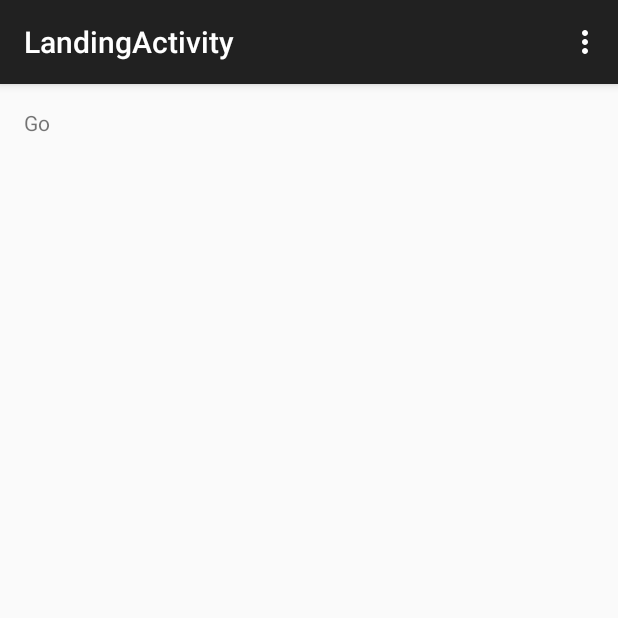
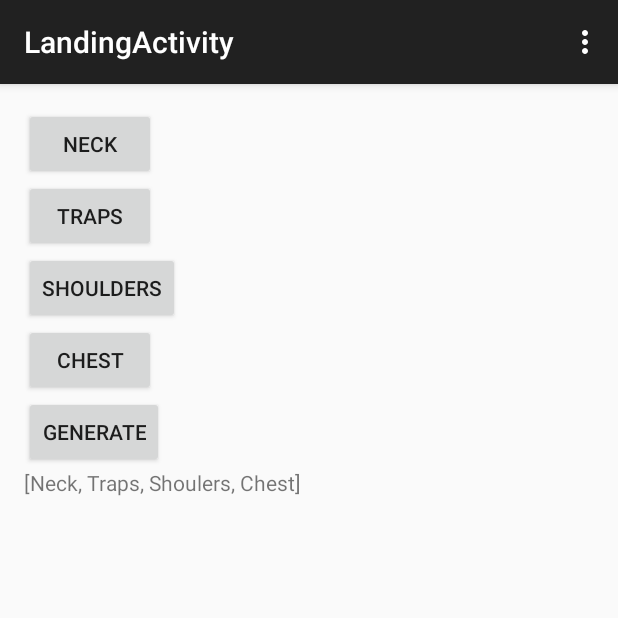
Before and after one commit to Jyrmi/workout_randomizer, an Android app: the LandingActivity screen opened directly, with no data from a screen before it, in the options menu, after a tap on "Settings", on a phone screen of 412 x 824 dp, the top half of it. Run offline under Robolectric (Android 15) with nearby library versions, the phone set to English and light mode, and no system bars.

Commit message:
add muscle group selection

```diff
--- a/app/src/main/java/goodcompanyname/myapplication/LandingActivity.java
+++ b/app/src/main/java/goodcompanyname/myapplication/LandingActivity.java
@@ -1,17 +1,45 @@
 package goodcompanyname.myapplication;
 
+import android.content.Intent;
+import android.os.Bundle;
 import android.support.v7.app.ActionBarActivity;
-import android.os.Bundle;
 import android.view.Menu;
 import android.view.MenuItem;
+import android.view.View;
+import android.widget.Button;
+import android.widget.TextView;
+import java.util.ArrayList;
+
 
 
 public class LandingActivity extends ActionBarActivity {
+
+    // A list to display picked items
+    private ArrayList<String> muscleGroups = new ArrayList<String>();
 
     @Override
     protected void onCreate(Bundle savedInstanceState) {
         super.onCreate(savedInstanceState);
         setContentView(R.layout.activity_landing);
+
+        Button button_neck = (Button) findViewById(R.id.button_neck);
+        Button button_traps = (Button) findViewById(R.id.button_traps);
+        Button button_shoulders = (Button) findViewById(R.id.button_shoulders);
+        Button button_chest = (Button) findViewById(R.id.button_chest);
+
+        setButtonListener(button_neck, "Neck");
+        setButtonListener(button_traps, "Traps");
+        setButtonListener(button_shoulders, "Shoulers");
+        setButtonListener(button_chest, "Chest");
+
+        Button button_login = (Button) findViewById(R.id.button_generate_workout);
+        button_login.setOnClickListener(new View.OnClickListener() {
+            @Override
+            public void onClick(View view) {
+                navigateToWorkout();
+            }
+        });
+        getSupportActionBar().setDisplayHomeAsUpEnabled(false);
     }
 
     @Override
@@ -35,4 +63,37 @@ public class LandingActivity extends ActionBarActivity {
 
         return super.onOptionsItemSelected(item);
     }
+
+    /** Called when the user clicks the Send button */
+    public void setButtonListener(Button button, final String bodyPart) {
+        button.setOnClickListener(new View.OnClickListener() {
+            @Override
+            public void onClick(View view) {
+                addMuscleGroup(bodyPart);
+            }
+        });
+    }
+
+    /** Called when the user clicks the Send button */
+    public void addMuscleGroup(String muscleGroup) {
+        // Add the muscle group to the muscleGroups array
+        if (!muscleGroups.contains(muscleGroup)) {
+            muscleGroups.add(muscleGroup);
+        }
+
+        updateTextView();
+    }
+
+    public void updateTextView() {
+        TextView muscleGroupList = (TextView) findViewById(R.id.list_muscle_group);
+        muscleGroupList.setText(muscleGroups.toString());
+    }
+
+    /** Called when the user clicks the Send button */
+    public void navigateToWorkout() {
+        // Do something in response to button
+        Intent intent = new Intent(this, ActivityWorkout.class);
+        intent.putExtra("EXTRA_MUSCLE_GROUPS", muscleGroups);
+        startActivity(intent);
+    }
 }
--- a/app/src/main/java/goodcompanyname/myapplication/MainActivity.java
+++ b/app/src/main/java/goodcompanyname/myapplication/MainActivity.java
@@ -23,7 +23,7 @@ public class MainActivity extends ActionBarActivity {
                 navigate_to_landing(view);
             }
         });
-        getSupportActionBar().setDisplayHomeAsUpEnabled(true);
+        getSupportActionBar().setDisplayHomeAsUpEnabled(false);
     }
 
     @Override
--- a/app/src/main/res/layout/activity_landing.xml
+++ b/app/src/main/res/layout/activity_landing.xml
@@ -4,10 +4,42 @@
     android:paddingRight="@dimen/activity_horizontal_margin"
     android:paddingTop="@dimen/activity_vertical_margin"
     android:paddingBottom="@dimen/activity_vertical_margin"
+    android:orientation="vertical"
     tools:context="goodcompanyname.myapplication.LandingActivity">
 
+    <Button
+        android:id="@+id/button_neck"
+        android:layout_width="wrap_content"
+        android:layout_height="wrap_content"
+        android:text="@string/button_neck" />
+
+    <Button
+        android:id="@+id/button_traps"
+        android:layout_width="wrap_content"
+        android:layout_height="wrap_content"
+        android:text="@string/button_traps" />
+
+    <Button
+        android:id="@+id/button_shoulders"
+        android:layout_width="wrap_content"
+        android:layout_height="wrap_content"
+        android:text="@string/button_shoulders" />
+
+    <Button
+        android:id="@+id/button_chest"
+        android:layout_width="wrap_content"
+        android:layout_height="wrap_content"
+        android:text="@string/button_chest" />
+
+    <Button
+        android:id="@+id/button_generate_workout"
+        android:layout_width="wrap_content"
+        android:layout_height="wrap_content"
+        android:text="@string/button_generate_workout" />
+
     <TextView
-        android:text="@string/generate_workout"
+        android:id="@+id/list_muscle_group"
+        android:text="@string/list_muscle_group"
         android:layout_width="wrap_content"
         android:layout_height="wrap_content" />
 
--- a/app/src/main/res/layout/activity_main.xml
+++ b/app/src/main/res/layout/activity_main.xml
@@ -4,9 +4,6 @@
     android:paddingRight="@dimen/activity_horizontal_margin"
     android:paddingTop="@dimen/activity_vertical_margin"
     android:paddingBottom="@dimen/activity_vertical_margin" tools:context=".MainActivity">
-
-    <TextView android:text="@string/hello_world" android:layout_width="wrap_content"
-        android:layout_height="wrap_content" />
 
     <Button
         android:id="@+id/button_login"
--- a/app/src/main/res/values/strings.xml
+++ b/app/src/main/res/values/strings.xml
@@ -3,8 +3,16 @@
 
     <string name="hello_world">Hello world!</string>
     <string name="action_settings">Settings</string>
+    <string name="title_activity_landing">LandingActivity</string>
+    <string name="title_activity_activity_workout">ActivityWorkout</string>
     <string name="button_send">LOGIN</string>
-    <string name="title_activity_landing">LandingActivity</string>
-    <string name="generate_workout">Go</string>
-    <string name="title_activity_activity_workout">ActivityWorkout</string>
+
+    <string name="button_neck">Neck</string>
+    <string name="button_shoulders">Shoulders</string>
+    <string name="button_traps">Traps</string>
+    <string name="button_chest">Chest</string>
+    <string name="button_generate_workout">Generate</string>
+    <string name="list_muscle_group"></string>
+
+    <string name="list_exercises"></string>
 </resources>
```
Also changed, not shown: app/src/main/java/goodcompanyname/myapplication/ActivityWorkout.java (+46 -0 lines), app/src/main/res/layout/activity_workout.xml (+4 -3 lines).
